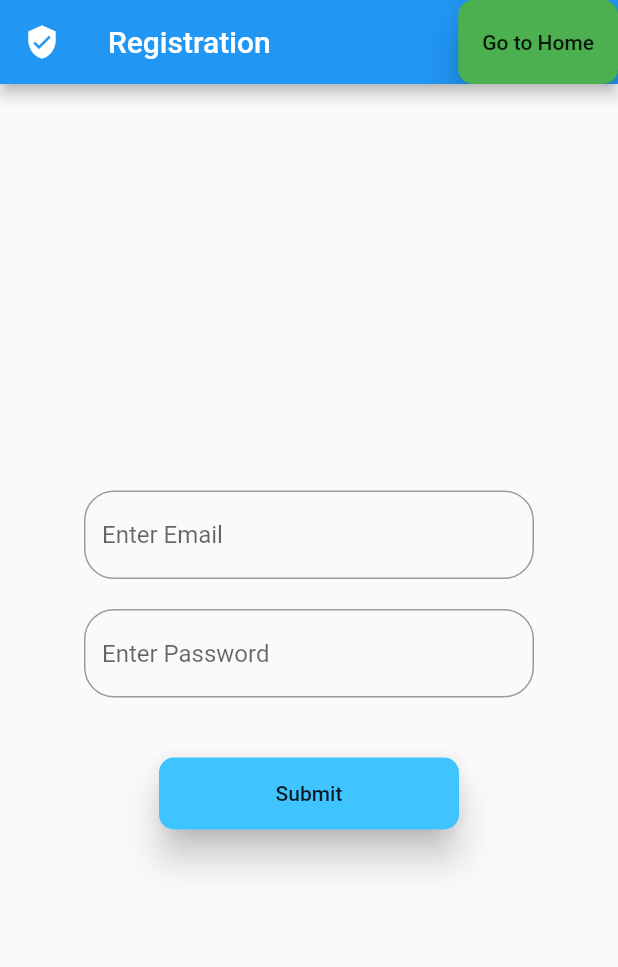
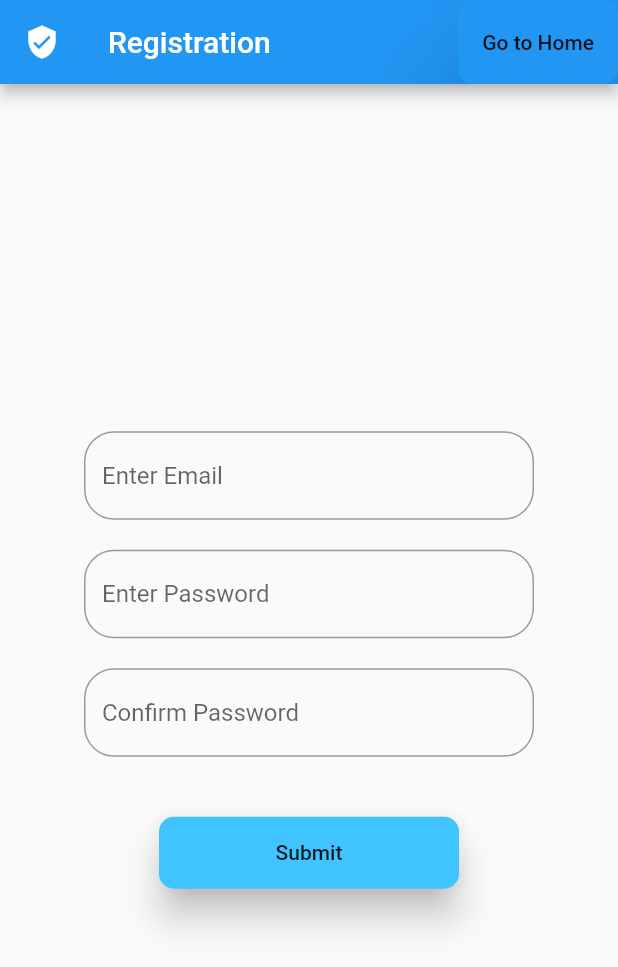
Before and after one commit to sulabh2000/Firebase_Flutter, a Flutter app: the MyRegis screen opened by its route, after a tap on "Submit", on a phone screen of 412 x 824 dp. Shown: the top 967 px of the screen. Run offline on Flutter 3.47's test engine with Material 2 defaults, Android fonts, the phone set to English and light mode, and no system bars; our stand-ins replace cloud_firestore, firebase_auth, firebase_core, fluttertoast; accounts and stored records are empty.

```diff
--- a/lib/screens/regis.dart
+++ b/lib/screens/regis.dart
@@ -1,5 +1,6 @@
 import 'package:firebase_auth/firebase_auth.dart';
 import 'package:flutter/material.dart';
+import 'package:fluttertoast/fluttertoast.dart';
 
 class MyRegis extends StatefulWidget {
   @override
@@ -9,6 +10,7 @@ class MyRegis extends StatefulWidget {
 class _MyRegisState extends State<MyRegis> {
   String email;
   String password;
+  String cpassword;
   var authc = FirebaseAuth.instance;
   @override
   Widget build(BuildContext context) {
@@ -18,8 +20,8 @@ class _MyRegisState extends State<MyRegis> {
         title: Text('Registration'),
         actions: <Widget>[
           Material(
-            color: Colors.green,
-            elevation: 10,
+            color: Colors.blue,
+            elevation: 30,
             borderRadius: BorderRadius.circular(10),
             child: MaterialButton(
               minWidth: 50,
@@ -63,6 +65,19 @@ class _MyRegisState extends State<MyRegis> {
                         borderRadius: BorderRadius.circular(20))),
               ),
               SizedBox(
+                height: 20,
+              ),
+              TextField(
+                obscureText: true,
+                onChanged: (value) {
+                  cpassword = value;
+                },
+                decoration: InputDecoration(
+                    hintText: "Confirm Password",
+                    border: OutlineInputBorder(
+                        borderRadius: BorderRadius.circular(20))),
+              ),
+              SizedBox(
                 height: 40,
               ),
               Material(
@@ -73,15 +88,34 @@ class _MyRegisState extends State<MyRegis> {
                   minWidth: 200,
                   height: 40,
                   onPressed: () async {
+                    if (password == cpassword) {
                       try {
                         var user = await authc.createUserWithEmailAndPassword(
                             email: email, password: password);
                         print(user);
                         if (user.additionalUserInfo.isNewUser == true) {
                           Navigator.pushNamed(context, "chat");
+                          Fluttertoast.showToast(
+                              msg: "Registered Successfully",
+                              toastLength: Toast.LENGTH_LONG,
+                              gravity: ToastGravity.BOTTOM,
+                              timeInSecForIosWeb: 1,
+                              backgroundColor: Colors.green,
+                              textColor: Colors.white,
+                              fontSize: 16.0);
                         }
                       } catch (e) {
                         print(e);
+                      }
+                    } else {
+                      Fluttertoast.showToast(
+                          msg: "Enter Correct Password",
+                          toastLength: Toast.LENGTH_SHORT,
+                          gravity: ToastGravity.CENTER,
+                          timeInSecForIosWeb: 1,
+                          backgroundColor: Colors.red,
+                          textColor: Colors.white,
+                          fontSize: 16.0);
                     }
                   },
                   child: Text('Submit'),
--- a/pubspec.yaml
+++ b/pubspec.yaml
@@ -31,6 +31,7 @@ dependencies:
   firebase_auth: ^0.18.0+1
   cloud_firestore: ^0.14.0+2
   firebase_core: ^0.5.0
+  fluttertoast: ^7.0.4
 
 dev_dependencies:
   flutter_test:
```
Also changed, not shown: lib/screens/chat.dart (+10 -1 lines), lib/screens/login.dart (+19 -2 lines), pubspec.lock. Lines whose indentation alone changed are shown as unchanged.
